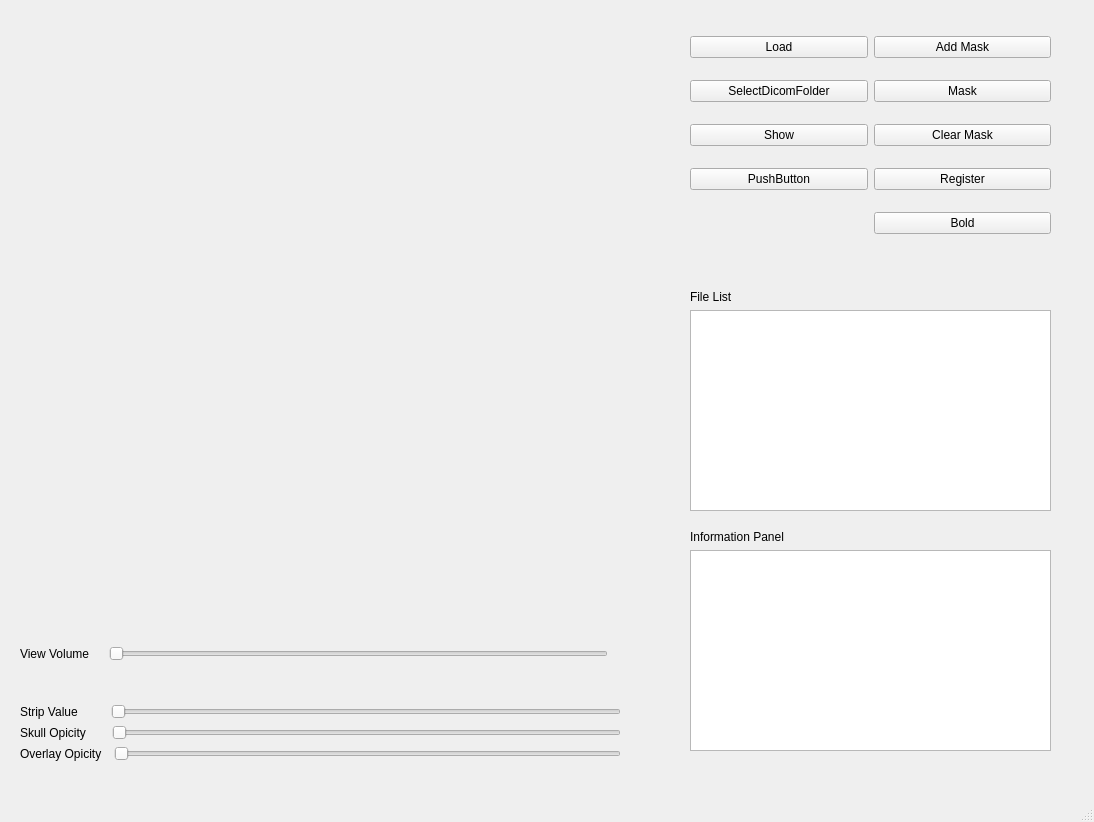
Qt form MainWindow/MainWindow.ui (Beastmaster/BrainConnectivityDetection) before a commit.
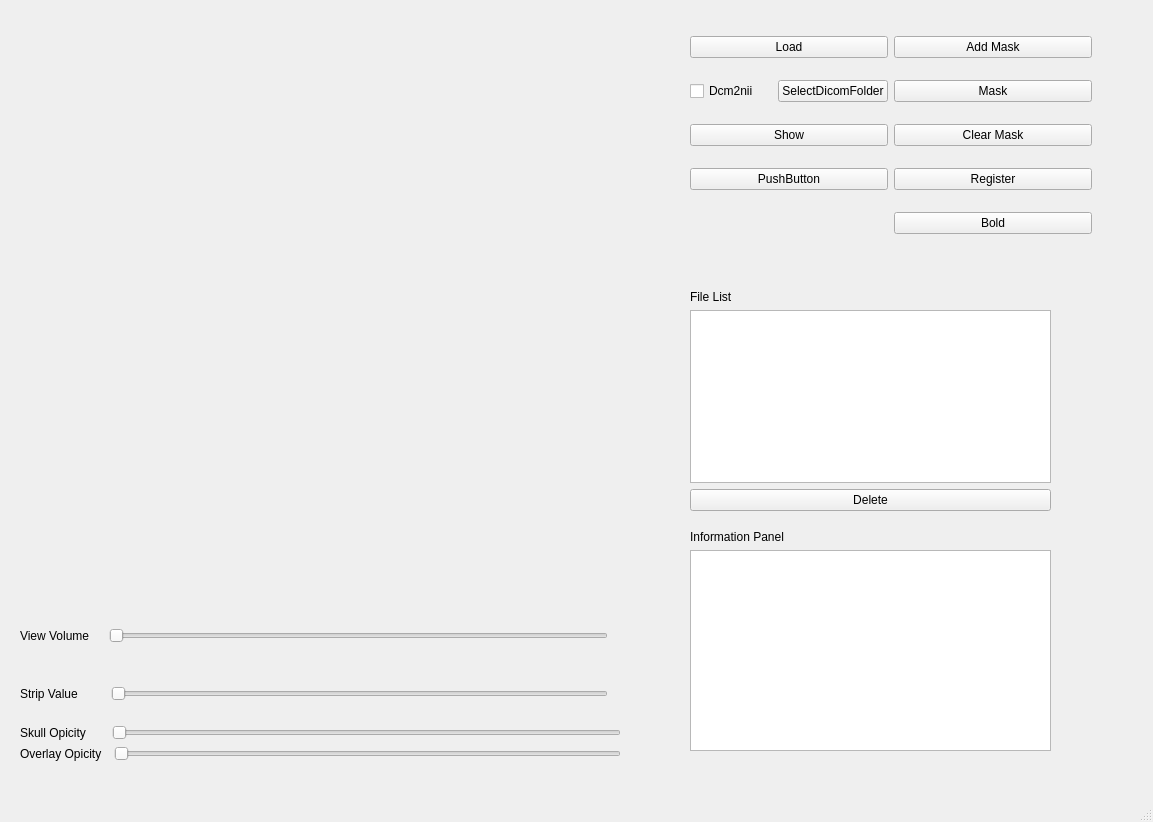
The same form after that commit. Custom widgets are drawn as their Qt base class.

Commit message: parse dicom

What changed in the file:
```diff
--- a/MainWindow/MainWindow.ui
+++ b/MainWindow/MainWindow.ui
@@ -6,7 +6,7 @@
    <rect>
     <x>0</x>
     <y>0</y>
-    <width>1094</width>
+    <width>1153</width>
     <height>822</height>
    </rect>
   </property>
@@ -43,7 +43,7 @@
      <rect>
       <x>690</x>
       <y>20</y>
-      <width>361</width>
+      <width>402</width>
       <height>231</height>
      </rect>
     </property>
@@ -90,13 +90,6 @@
        </property>
       </widget>
      </item>
-     <item row="1" column="0">
-      <widget class="QPushButton" name="sel_folder_Btn">
-       <property name="text">
-        <string>SelectDicomFolder</string>
-       </property>
-      </widget>
-     </item>
      <item row="3" column="0">
       <widget class="QPushButton" name="show_Btn">
        <property name="text">
@@ -111,6 +104,24 @@
        </property>
       </widget>
      </item>
+     <item row="1" column="0">
+      <layout class="QHBoxLayout" name="horizontalLayout_6">
+       <item>
+        <widget class="QCheckBox" name="use_dcm2nii_check">
+         <property name="text">
+          <string>Dcm2nii</string>
+         </property>
+        </widget>
+       </item>
+       <item>
+        <widget class="QPushButton" name="sel_folder_Btn">
+         <property name="text">
+          <string>SelectDicomFolder</string>
+         </property>
+        </widget>
+       </item>
+      </layout>
+     </item>
     </layout>
    </widget>
    <widget class="QWidget" name="verticalLayoutWidget_2">
@@ -171,6 +182,13 @@
          </property>
         </widget>
        </item>
+       <item>
+        <widget class="QLabel" name="label_strip_value">
+         <property name="text">
+          <string/>
+         </property>
+        </widget>
+       </item>
       </layout>
      </item>
      <item>
@@ -229,7 +247,18 @@
       </widget>
      </item>
      <item>
-      <widget class="QListWidget" name="listWidget"/>
+      <widget class="QListWidget" name="file_listWidget"/>
+     </item>
+     <item>
+      <layout class="QHBoxLayout" name="horizontalLayout_5">
+       <item>
+        <widget class="QPushButton" name="del_file_Btn">
+         <property name="text">
+          <string>Delete</string>
+         </property>
+        </widget>
+       </item>
+      </layout>
      </item>
     </layout>
    </widget>
```
Left out of the diff: 7 changed lines with no effect on the pictures. The commit also changes 7 other files.
